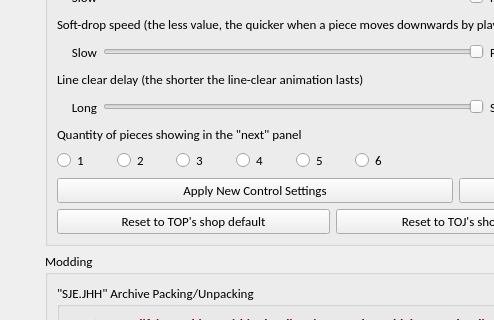
BSoD-Ultimate/TOPLauncher, file TOPLauncher/SettingsWidget.ui: the form before one commit; both pictures show x 0 to 494 and y 497 to 817 of the 630 by 1068 pixel window.
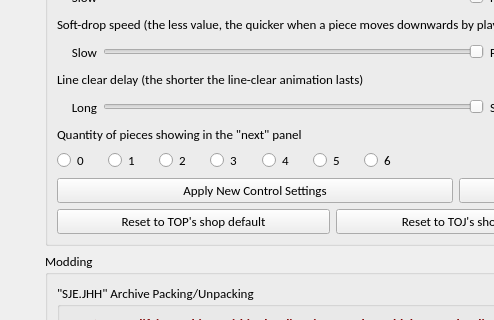
The form after the commit. Icons and pictures are not drawn.

Commit message: Add option *zero* for the count of next pieces will be appeared.

Diff of the .ui file:
```diff
--- a/TOPLauncher/SettingsWidget.ui
+++ b/TOPLauncher/SettingsWidget.ui
@@ -823,6 +823,16 @@
           </item>
           <item>
            <layout class="QHBoxLayout" name="horizontalLayout_3">
+            <item>
+             <widget class="QRadioButton" name="radioNextPieceCount0">
+              <property name="text">
+               <string>0</string>
+              </property>
+              <property name="autoExclusive">
+               <bool>false</bool>
+              </property>
+             </widget>
+            </item>
             <item>
              <widget class="QRadioButton" name="radioNextPieceCount1">
               <property name="text">
```
Left out of the diff: 3 changed lines with no effect on the pictures. The commit also changes 4 other files.
